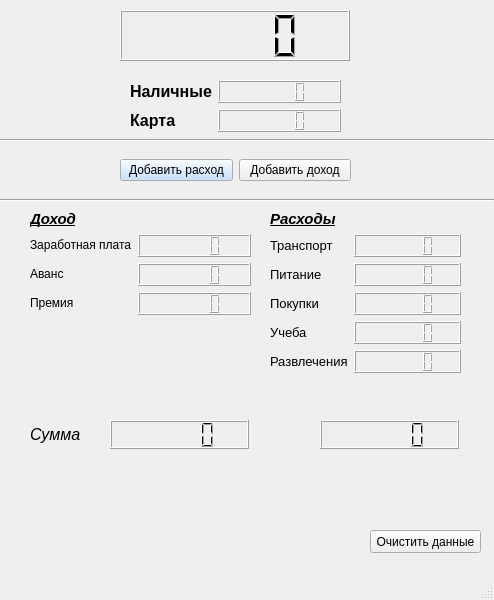
Qt form Expense_diary.ui (EugeniyaMo/Expense_dialy2.0) before a commit.
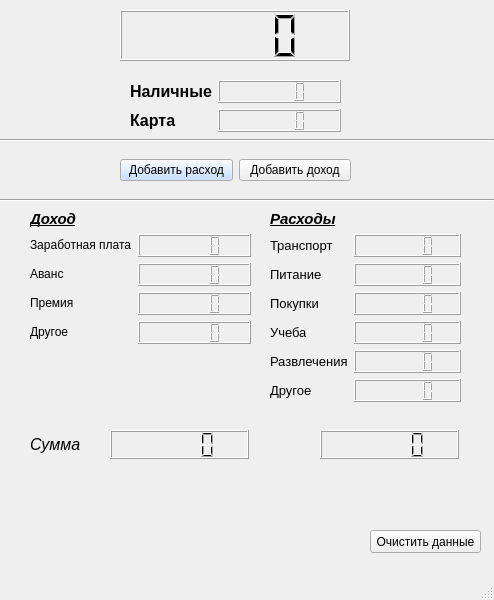
The same form after that commit.

Diff of the .ui file:
```diff
--- a/Expense_diary.ui
+++ b/Expense_diary.ui
@@ -224,6 +224,16 @@
      <item row="3" column="1">
       <widget class="QLCDNumber" name="lcdNumber_prize"/>
      </item>
+     <item row="4" column="0">
+      <widget class="QLabel" name="card_12">
+       <property name="text">
+        <string>&lt;html&gt;&lt;head/&gt;&lt;body&gt;&lt;p&gt;&lt;span style=&quot; font-size:9pt;&quot;&gt;Другое&lt;/span&gt;&lt;/p&gt;&lt;/body&gt;&lt;/html&gt;</string>
+       </property>
+      </widget>
+     </item>
+     <item row="4" column="1">
+      <widget class="QLCDNumber" name="lcdNumber_otherIn"/>
+     </item>
     </layout>
    </widget>
    <widget class="QWidget" name="formLayoutWidget_3">
@@ -232,7 +242,7 @@
       <x>270</x>
       <y>210</y>
       <width>191</width>
-      <height>171</height>
+      <height>201</height>
      </rect>
     </property>
     <layout class="QFormLayout" name="formLayout_3">
@@ -293,13 +303,23 @@
      <item row="5" column="1">
       <widget class="QLCDNumber" name="lcdNumber_relax"/>
      </item>
+     <item row="6" column="0">
+      <widget class="QLabel" name="card_20">
+       <property name="text">
+        <string>&lt;html&gt;&lt;head/&gt;&lt;body&gt;&lt;p&gt;&lt;span style=&quot; font-size:10pt;&quot;&gt;Другое&lt;/span&gt;&lt;/p&gt;&lt;/body&gt;&lt;/html&gt;</string>
+       </property>
+      </widget>
+     </item>
+     <item row="6" column="1">
+      <widget class="QLCDNumber" name="lcdNumber_otherEx"/>
+     </item>
     </layout>
    </widget>
    <widget class="QLabel" name="card_13">
     <property name="geometry">
      <rect>
       <x>30</x>
-      <y>420</y>
+      <y>430</y>
       <width>81</width>
       <height>29</height>
      </rect>
@@ -312,7 +332,7 @@
     <property name="geometry">
      <rect>
       <x>110</x>
-      <y>420</y>
+      <y>430</y>
       <width>139</width>
       <height>29</height>
      </rect>
@@ -322,7 +342,7 @@
     <property name="geometry">
      <rect>
       <x>320</x>
-      <y>420</y>
+      <y>430</y>
       <width>139</width>
       <height>29</height>
      </rect>
```
